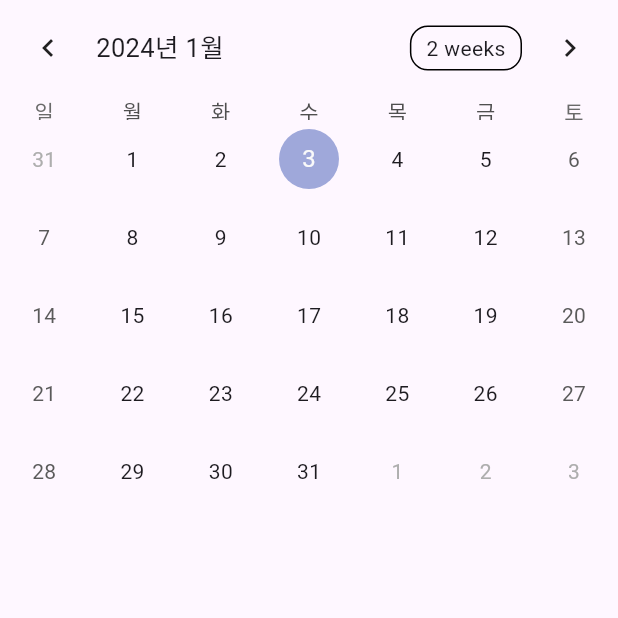
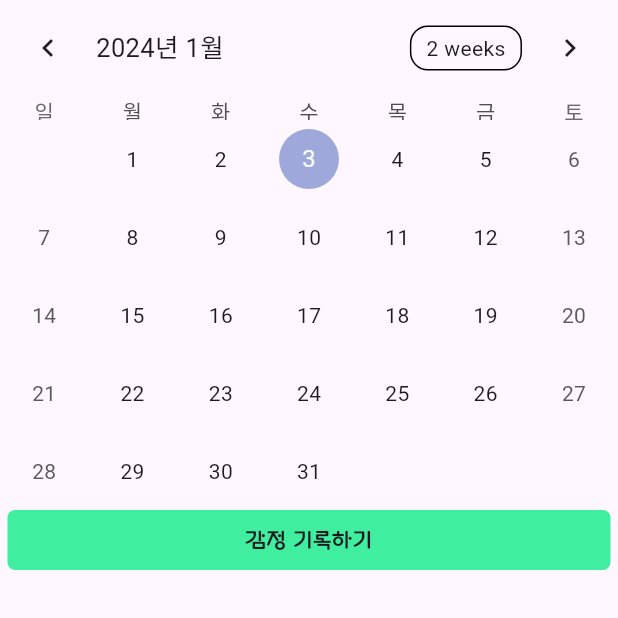
Before and after one commit to balhyo-younjisang/Ogam-Diary-Client, a Flutter app: the HomePage screen opened by its route, on a phone screen of 412 x 824 dp, the top half of it. Run offline on Flutter 3.47's test engine with Material 3 defaults, Android fonts, the phone set to English and light mode, and no system bars; drawn by our look-alikes of table_calendar; our stand-ins replace get.

Commit message:
:sparkles: 페이지 라우팅

```diff
--- a/lib/routes.dart
+++ b/lib/routes.dart
@@ -3,11 +3,15 @@ import 'package:flutter/material.dart';
 import 'package:ogam_diary/screens/home/home_view.dart';
 import 'package:ogam_diary/screens/join/join_view.dart';
 import 'package:ogam_diary/screens/login/login_view.dart';
+import 'package:ogam_diary/screens/read/read_view.dart';
+import 'package:ogam_diary/screens/write/write_view.dart';
 
 class PageRouter {
   static const String homeRoute = "home";
   static const String loginRoute = "login";
   static const String joinRoute = "join";
+  static const String writeRoute = "write";
+  static const String readRoute = "read";
 
   static Route<dynamic> generatedRoute(RouteSettings settings) {
     switch (settings.name) {
@@ -17,6 +21,10 @@ class PageRouter {
         return MaterialPageRoute(builder: (_) => LoginPage());
       case joinRoute:
         return MaterialPageRoute(builder: (_) => JoinPage());
+      case writeRoute:
+        return MaterialPageRoute(builder: (_) => const WritePage());
+      case readRoute:
+        return MaterialPageRoute(builder: (_) => const ReadPage());
     }
 
     return MaterialPageRoute(builder: (_) => const HomePage());
--- a/lib/screens/home/home_view.dart
+++ b/lib/screens/home/home_view.dart
@@ -1,5 +1,6 @@
 import 'package:flutter/material.dart';
 import 'package:ogam_diary/providers/home_provider.dart';
+import 'package:ogam_diary/widgets/button_widget.dart';
 import 'package:provider/provider.dart';
 import 'package:table_calendar/table_calendar.dart';
 
@@ -11,7 +12,7 @@ class HomePage extends StatelessWidget {
     HomeProvider homeProvider = Provider.of<HomeProvider>(context);
 
     return Scaffold(
-      body: Stack(children: [
+      body: Column(children: [
         TableCalendar(
           locale: "ko_KR",
           focusedDay: homeProvider.focusedDay,
@@ -24,7 +25,16 @@ class HomePage extends StatelessWidget {
             homeProvider.updateFocusedDay(focusedDay);
             homeProvider.updateSelectedDay(selectedDay);
           },
-        )
+          onPageChanged: (focusedDay) {
+            homeProvider.updateFocusedDay(focusedDay);
+          },
+          calendarStyle: const CalendarStyle(outsideDaysVisible: false),
+        ),
+        ButtonWidget().renderAuthButton(
+            onTapHandler: () {
+              Navigator.pushNamed(context, "write");
+            },
+            label: "감정 기록하기")
       ]),
     );
   }
--- a/lib/widgets/button_widget.dart
+++ b/lib/widgets/button_widget.dart
@@ -10,7 +10,7 @@ class ButtonWidget {
         borderRadius: BorderRadius.circular(10.0),
         splashColor: Colors.blue.withOpacity(0.4),
         child: Ink(
-          width: Get.width,
+          width: Get.width - 10,
           padding: const EdgeInsets.fromLTRB(0, 10, 0, 10),
           decoration: BoxDecoration(
               color: HexColor("#3FEE9F"),
```
Also changed, not shown: lib/screens/read/read_view.dart (added, +10 -0 lines), lib/screens/write/write_view.dart (added, +10 -0 lines).
